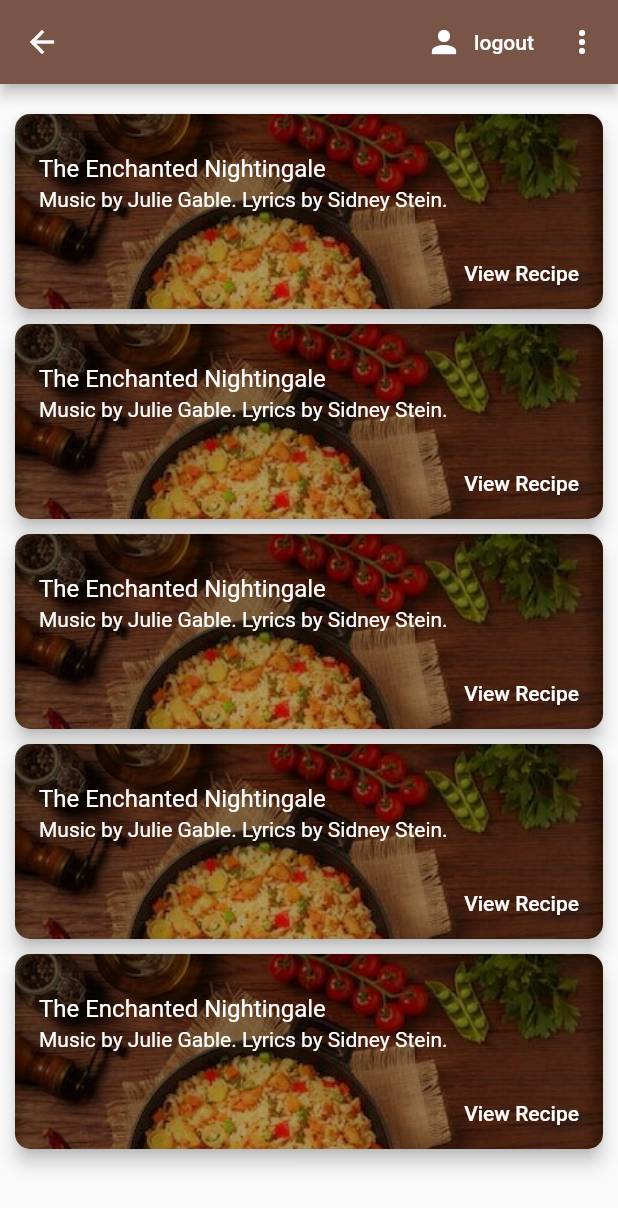
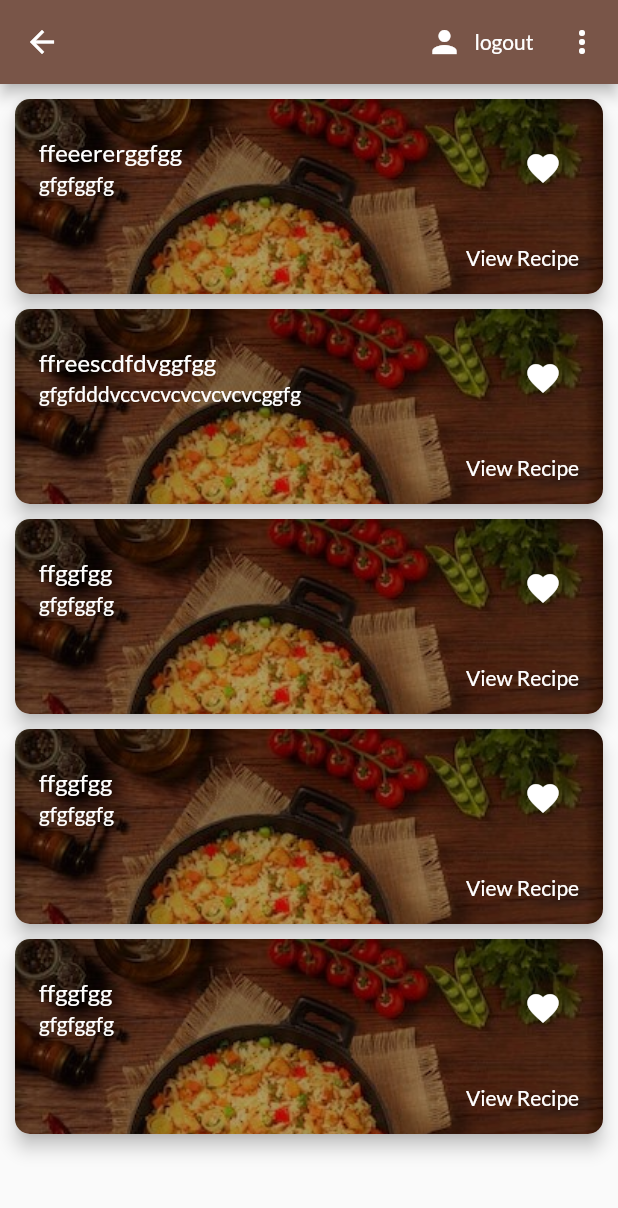
Before and after one commit to PulsaraSandeepa/FoodRecipeApp-flutter, a Flutter app: the MainScreen screen opened by its route, on a phone screen of 412 x 824 dp. Shown: the top 1208 px of the screen. Run offline on Flutter 3.47's test engine with Material 2 defaults, Android fonts, the phone set to English and light mode, and no system bars; our stand-ins replace circular_profile_avatar, cloud_firestore, firebase_auth, firebase_core, google_fonts; accounts and stored records are empty.

Commit message:
added provider package for vewing recipe data

```diff
--- /dev/null
+++ b/lib/models/recipe.dart
@@ -0,0 +1,17 @@
+import 'package:flutter/material.dart';
+
+class RecipeData {
+  final int id;
+  final String title;
+  final String subtitle;
+  final String image;
+  //bool isSelected;
+
+  RecipeData(
+      {@required this.id,
+      @required this.title,
+      @required this.subtitle,
+      @required this.image,
+    //  @required this.isSelected
+  });
+}
--- /dev/null
+++ b/lib/providers/recipes_provider.dart
@@ -0,0 +1,50 @@
+import 'package:flutter/material.dart';
+import '../models/recipe.dart';
+
+class Recipes with ChangeNotifier {
+  List<RecipeData> _recipes = [
+    RecipeData(
+      id: 1,
+      title: "ffeeererggfgg",
+      subtitle: "gfgfggfg",
+      image: 'images/fried-rice.jpg',
+    ),
+    RecipeData(
+      id: 2,
+      title: "ffreescdfdvggfgg",
+      subtitle: "gfgfdddvccvcvcvcvcvcvcggfg",
+      image: 'images/fried-rice.jpg',
+    ),
+    RecipeData(
+      id: 3,
+      title: "ffggfgg",
+      subtitle: "gfgfggfg",
+      image: 'images/fried-rice.jpg',
+    ),
+    RecipeData(
+      id: 4,
+      title: "ffggfgg",
+      subtitle: "gfgfggfg",
+      image: 'images/fried-rice.jpg',
+    ),
+    RecipeData(
+      id: 5,
+      title: "ffggfgg",
+      subtitle: "gfgfggfg",
+      image: 'images/fried-rice.jpg',
+    ),
+  ];
+
+  List<RecipeData> get recipes {
+    return [..._recipes];
+  }
+
+  RecipeData findById(int id){
+    return _recipes.firstWhere((element) => element.id == id);
+  }
+
+  void addRecipe() {
+//  _items.add(value);
+    notifyListeners();
+  }
+}
--- a/lib/screens/main_screen.dart
+++ b/lib/screens/main_screen.dart
@@ -1,6 +1,7 @@
 import 'package:flutter/material.dart';
 import 'package:foodrecipeapp/services/auth.dart';
-import 'package:foodrecipeapp/widgets/card_widget.dart';
+import 'package:foodrecipeapp/widgets/recipe_widget.dart';
+
 
 class MainScreen extends StatefulWidget {
   @override
@@ -9,6 +10,7 @@ class MainScreen extends StatefulWidget {
 
 class _State extends State<MainScreen> {
   final AuthService _auth = AuthService();
+
 
   @override
   Widget build(BuildContext context) {
@@ -60,47 +62,12 @@ class _State extends State<MainScreen> {
           )
         ],
       ),
-      body: Container(
-//        decoration: BoxDecoration(
-//          gradient: LinearGradient(
-//              colors: [Colors.blueAccent, Colors.blue],
-//              begin: Alignment.bottomCenter,
-//              end: Alignment.topCenter),
-//          image: DecorationImage(
-//              image: AssetImage('images/login_page.png'), fit: BoxFit.cover),
-//        ),
-        child: SafeArea(
-          child: Scrollbar(
-            child: SingleChildScrollView(
-                child: Container(
-              margin: EdgeInsets.all(10),
-              child: Column(
-                mainAxisAlignment: MainAxisAlignment.start,
-                children: <Widget>[
-                  CardWidget(
-                      title: "ffggfgg",
-                      subtitle: "gfgfggfg",
-                      image: 'images/fried-rice.jpg'),
-                  CardWidget(
-                      title: "ffggfgg",
-                      subtitle: "gfgfggfg",
-                      image: 'images/fried-rice.jpg'),
-                  CardWidget(
-                      title: "ffggfgg",
-                      subtitle: "gfgfggfg",
-                      image: 'images/fried-rice.jpg'),
-                  CardWidget(
-                      title: "ffggfgg",
-                      subtitle: "gfgfggfg",
-                      image: 'images/fried-rice.jpg'),
-                  CardWidget(
-                      title: "ffggfgg",
-                      subtitle: "gfgfggfg",
-                      image: 'images/fried-rice.jpg'),
-                ],
-              ),
-            )),
-          ),
+      body: SingleChildScrollView(
+        physics: ScrollPhysics(),
+        child: Column(
+          children: <Widget>[
+            RecipeList(),
+          ],
         ),
       ),
     );
--- a/lib/widgets/card_widget.dart
+++ b/lib/widgets/card_widget.dart
@@ -1,21 +1,22 @@
 import 'package:flutter/material.dart';
+import 'package:foodrecipeapp/screens/recipe_view_screen.dart';
+import '../models/recipe.dart';
+class CardWidget extends StatelessWidget {
 
-class CardWidget extends StatelessWidget {
-  String title;
-  String subtitle;
-  String image;
+  final int id;
+  final String title;
+  final String subtitle;
+  final String image;
 
-  CardWidget(
-      {@required this.title, @required this.subtitle, @required this.image});
+  CardWidget(this.id, this.title, this.subtitle, this.image);
 
-  @override
   Widget build(BuildContext context) {
     return Card(
       elevation: 5,
       shape: RoundedRectangleBorder(
         borderRadius: BorderRadius.circular(10),
       ),
-      margin: EdgeInsets.only(top: 10.0),
+      margin: EdgeInsets.only(top: 10.0,left: 10.0,right: 10.0),
       child: Container(
 
         padding: EdgeInsets.only(top: 10.0),
@@ -32,16 +33,27 @@ class CardWidget extends StatelessWidget {
           children: <Widget>[
             ListTile(
               title: Text(
-                'The Enchanted Nightingale',
+                this.title,
                 style: TextStyle(
                   color: Colors.white,
                 ),
               ),
               subtitle: Text(
-                'Music by Julie Gable. Lyrics by Sidney Stein.',
+                this.subtitle,
                 style: TextStyle(
                   color: Colors.white,
                 ),
+              ),
+              trailing:
+              IconButton(
+                onPressed: (){
+
+                },
+                icon:Icon(
+                        Icons.favorite,
+                        size: 25,
+                        color: Colors.white,
+                      ),
               ),
             ),
             Row(
@@ -56,7 +68,10 @@ class CardWidget extends StatelessWidget {
                     ),
                   ),
                   onPressed: () {
-                    Navigator.pushNamed(context,'RecipeViewScreen');
+                    Navigator.of(context).push(
+                      MaterialPageRoute(builder:(ctx) => RecipeViewScreen(id),
+                      ),
+                    );
                   },
                 ),
                 const SizedBox(width: 8),
@@ -67,4 +82,21 @@ class CardWidget extends StatelessWidget {
       ),
     );
   }
+  // Widget _getIcon(){
+  //   if(isSelected){
+  //    return Icon(
+  //       Icons.favorite,
+  //       size: 25,
+  //       color: Colors.white,
+  //     );
+  //   }
+  //   else{
+  //   return Icon(
+  //       Icons.favorite_border,
+  //       size: 25,
+  //       color: Colors.white,
+  //     );
+  //   }
+  // }
+
 }
--- a/lib/widgets/recipe_widget.dart
+++ b/lib/widgets/recipe_widget.dart
@@ -1,15 +1,33 @@
 import 'package:flutter/material.dart';
+import 'package:foodrecipeapp/models/recipe.dart';
+import 'package:foodrecipeapp/providers/recipes_provider.dart';
+import 'package:provider/provider.dart';
 
-class RecipeWidget extends StatefulWidget {
+
+import 'card_widget.dart';
+
+class RecipeList extends StatelessWidget {
+
   @override
-  _State createState() => _State();
-}
+  Widget build(BuildContext context){
+    final recipeData =  Provider.of<Recipes>(context);
+    final recipes = recipeData.recipes;
 
-class _State extends State<RecipeWidget> {
-  @override
-  Widget build(BuildContext context) {
-    return Scaffold(
-      body: Center(child: Text('Recipe')),
+    return ListView.builder(
+      shrinkWrap: true,
+      physics: NeverScrollableScrollPhysics(),
+      // Let the ListView know how many items it needs to build.
+      itemCount: recipes.length,
+      // Provide a builder function. This is where the magic happens.
+      // Convert each item into a widget based on the type of item it is.
+      itemBuilder: (context, index) {
+        return CardWidget(
+          recipes[index].id,
+          recipes[index].title,
+          recipes[index].subtitle,
+          recipes[index].image,
+        );
+      },
     );
   }
 }
```
Also changed, not shown: lib/main.dart (+16 -4 lines), lib/screens/profile_screen.dart (+1 -21 lines), lib/screens/recipe_view_screen.dart (+52 -13 lines).
